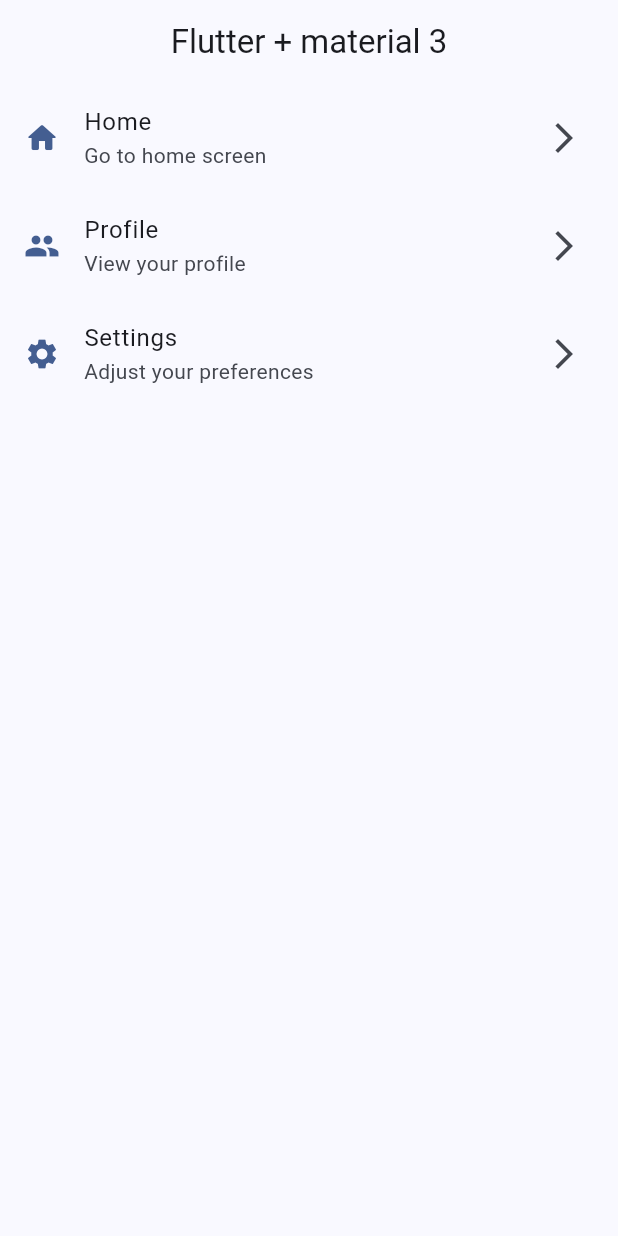
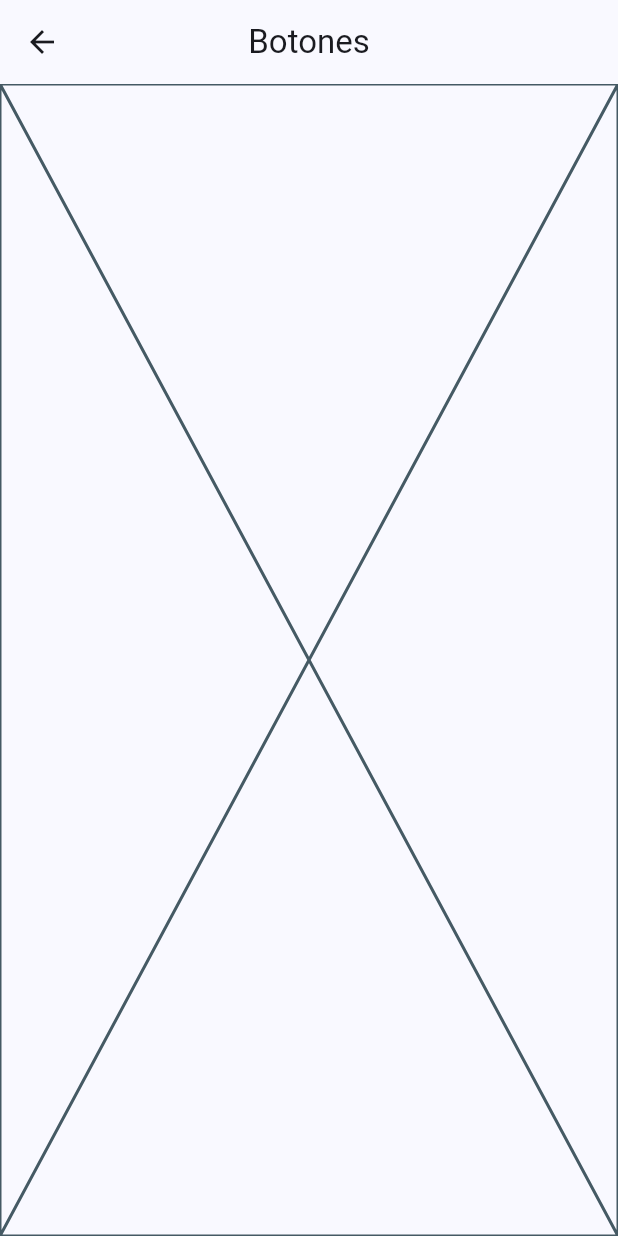
Before and after one commit to JGabrielGlez/TallerFullStack, a Flutter app: the screen it shows after launch, after a tap on "Home", on a phone screen of 412 x 824 dp. Run offline on Flutter 3.47's test engine with Material 3 defaults, Android fonts, the phone set to English and light mode, and no system bars.

Commit message:
Listo para enviar

```diff
--- /dev/null
+++ b/lib/config/presentation/screens/buttons_screen.dart
@@ -0,0 +1,14 @@
+import 'package:flutter/material.dart';
+
+class ButtonsScreen extends StatelessWidget {
+  const ButtonsScreen({super.key});
+
+
+  @override
+  Widget build(BuildContext context) {
+    return Scaffold(
+      appBar: AppBar(title: const Text('Botones')),
+      body: Placeholder(),
+    );
+  }
+}
--- a/lib/config/presentation/screens/home/home_screen.dart
+++ b/lib/config/presentation/screens/home/home_screen.dart
@@ -1,5 +1,6 @@
 import 'package:flutter/material.dart';
 import 'package:widget_gonzalezespinoza/config/menu/menu_items.dart';
+import 'package:widget_gonzalezespinoza/config/presentation/screens/buttons_screen.dart';
 
 class HomeScreen extends StatelessWidget {
   const HomeScreen({super.key});
@@ -43,7 +44,11 @@
       trailing: const Icon(Icons.arrow_forward_ios_sharp),
       title: Text(menuItem.title),
       subtitle: Text(menuItem.subtitle),
-      onTap: () => {},
+      onTap: () {
+        Navigator.of(
+          context,
+        ).push(MaterialPageRoute(builder: (context) => const ButtonsScreen()));
+      },
     );
   }
 }
```
Also changed, not shown: lib/config/presentation/screens/cards/cards_screen.dart (added, +11 -0 lines).
